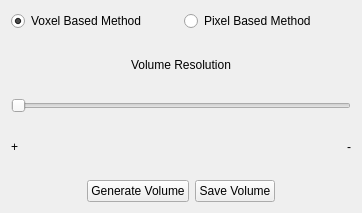
Qt form VolumeReconstructionWidget.ui (FubuFabian/BiopsyGuide) before a commit.
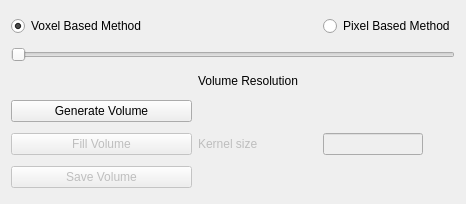
The same form after that commit.

Commit message: VolumeReconstruction Methods

```diff
--- a/VolumeReconstructionWidget.ui
+++ b/VolumeReconstructionWidget.ui
@@ -6,19 +6,39 @@
    <rect>
     <x>0</x>
     <y>0</y>
-    <width>362</width>
-    <height>213</height>
+    <width>466</width>
+    <height>204</height>
    </rect>
   </property>
   <property name="windowTitle">
    <string>VolumeReconstructionWidget</string>
   </property>
-  <layout class="QHBoxLayout" name="horizontalLayout_5">
-   <item>
-    <layout class="QVBoxLayout" name="verticalLayout">
-     <item>
-      <layout class="QHBoxLayout" name="horizontalLayout">
-       <item>
+  <layout class="QGridLayout" name="gridLayout_2">
+   <item row="2" column="0" colspan="3">
+    <widget class="QSlider" name="resolution">
+     <property name="orientation">
+      <enum>Qt::Horizontal</enum>
+     </property>
+    </widget>
+   </item>
+   <item row="9" column="0">
+    <widget class="QPushButton" name="fillVolume">
+     <property name="enabled">
+      <bool>false</bool>
+     </property>
+     <property name="text">
+      <string>Fill Volume</string>
+     </property>
+    </widget>
+   </item>
+   <item row="7" column="0">
+    <widget class="QPushButton" name="generate">
+     <property name="text">
+      <string>Generate Volume</string>
+     </property>
+    </widget>
+   </item>
+   <item row="1" column="0">
         <widget class="QRadioButton" name="voxelMethod">
          <property name="text">
           <string>Voxel Based Method</string>
@@ -28,136 +48,59 @@
          </property>
         </widget>
        </item>
-       <item>
+   <item row="1" column="2">
         <widget class="QRadioButton" name="pixelMethod">
          <property name="text">
           <string>Pixel Based Method</string>
          </property>
         </widget>
        </item>
-      </layout>
-     </item>
-     <item>
-      <layout class="QHBoxLayout" name="horizontalLayout_6">
-       <item>
-        <spacer name="horizontalSpacer_5">
-         <property name="orientation">
-          <enum>Qt::Horizontal</enum>
-         </property>
-         <property name="sizeHint" stdset="0">
+   <item row="9" column="2">
+    <widget class="QLineEdit" name="kernelSize">
+     <property name="enabled">
+      <bool>false</bool>
+     </property>
+     <property name="maximumSize">
           <size>
-           <width>40</width>
-           <height>20</height>
-          </size>
-         </property>
-        </spacer>
-       </item>
-       <item>
+       <width>100</width>
+       <height>22</height>
+      </size>
+     </property>
+    </widget>
+   </item>
+   <item row="9" column="1">
+    <widget class="QLabel" name="label_4">
+     <property name="enabled">
+      <bool>false</bool>
+     </property>
+     <property name="text">
+      <string>Kernel size</string>
+     </property>
+    </widget>
+   </item>
+   <item row="3" column="1">
         <widget class="QLabel" name="label">
+     <property name="maximumSize">
+      <size>
+       <width>119</width>
+       <height>16</height>
+      </size>
+     </property>
          <property name="text">
           <string>Volume Resolution</string>
          </property>
         </widget>
        </item>
-       <item>
-        <spacer name="horizontalSpacer_6">
-         <property name="orientation">
-          <enum>Qt::Horizontal</enum>
-         </property>
-         <property name="sizeHint" stdset="0">
-          <size>
-           <width>40</width>
-           <height>20</height>
-          </size>
-         </property>
-        </spacer>
-       </item>
-      </layout>
-     </item>
-     <item>
-      <widget class="QSlider" name="resolution">
-       <property name="orientation">
-        <enum>Qt::Horizontal</enum>
-       </property>
-      </widget>
-     </item>
-     <item>
-      <layout class="QHBoxLayout" name="horizontalLayout_7">
-       <item>
-        <widget class="QLabel" name="label_3">
-         <property name="text">
-          <string>+</string>
-         </property>
-        </widget>
-       </item>
-       <item>
-        <spacer name="horizontalSpacer_7">
-         <property name="orientation">
-          <enum>Qt::Horizontal</enum>
-         </property>
-         <property name="sizeHint" stdset="0">
-          <size>
-           <width>40</width>
-           <height>20</height>
-          </size>
-         </property>
-        </spacer>
-       </item>
-       <item>
-        <widget class="QLabel" name="label_2">
-         <property name="text">
-          <string>-</string>
-         </property>
-        </widget>
-       </item>
-      </layout>
-     </item>
-     <item>
-      <layout class="QHBoxLayout" name="horizontalLayout_4">
-       <item>
-        <spacer name="horizontalSpacer">
-         <property name="orientation">
-          <enum>Qt::Horizontal</enum>
-         </property>
-         <property name="sizeHint" stdset="0">
-          <size>
-           <width>40</width>
-           <height>20</height>
-          </size>
-         </property>
-        </spacer>
-       </item>
-       <item>
-        <widget class="QPushButton" name="generate">
-         <property name="text">
-          <string>Generate Volume</string>
-         </property>
-        </widget>
-       </item>
-       <item>
+   <item row="10" column="0">
         <widget class="QPushButton" name="save">
+     <property name="enabled">
+      <bool>false</bool>
+     </property>
          <property name="text">
           <string>Save Volume</string>
          </property>
         </widget>
        </item>
-       <item>
-        <spacer name="horizontalSpacer_2">
-         <property name="orientation">
-          <enum>Qt::Horizontal</enum>
-         </property>
-         <property name="sizeHint" stdset="0">
-          <size>
-           <width>40</width>
-           <height>20</height>
-          </size>
-         </property>
-        </spacer>
-       </item>
-      </layout>
-     </item>
-    </layout>
-   </item>
   </layout>
  </widget>
  <layoutdefault spacing="6" margin="11"/>
```
Left out of the diff: 27 changed lines with no effect on the pictures. Lines whose indentation alone changed are shown as unchanged. The commit also changes 11 other files.
